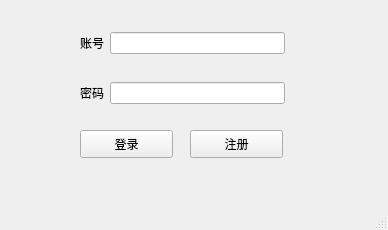
First picture: the form in login.ui, repository 2657083582/SmartAgriculture, before the edit.
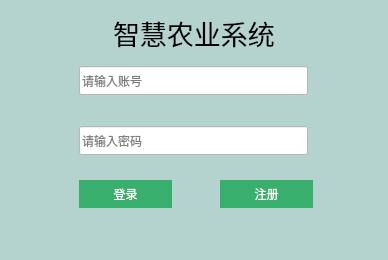
Second picture: the form after the edit. Icons and pictures are not drawn. Custom widgets are drawn as their Qt base class.

Patch:
```diff
--- a/login.ui
+++ b/login.ui
@@ -7,96 +7,188 @@
     <x>0</x>
     <y>0</y>
     <width>388</width>
-    <height>230</height>
+    <height>260</height>
    </rect>
   </property>
   <property name="windowTitle">
    <string>MainWindow</string>
   </property>
+  <property name="autoFillBackground">
+   <bool>false</bool>
+  </property>
+  <property name="styleSheet">
+   <string notr="true">background-color: rgb(180, 211, 206);</string>
+  </property>
   <widget class="QWidget" name="centralwidget">
-   <widget class="QPushButton" name="pushButton">
+   <widget class="QLabel" name="label_3">
     <property name="geometry">
      <rect>
-      <x>80</x>
-      <y>130</y>
-      <width>93</width>
-      <height>28</height>
+      <x>113</x>
+      <y>17</y>
+      <width>161</width>
+      <height>31</height>
      </rect>
     </property>
+    <property name="font">
+     <font>
+      <pointsize>20</pointsize>
+     </font>
+    </property>
     <property name="text">
-     <string>登录</string>
+     <string>智慧农业系统</string>
     </property>
    </widget>
-   <widget class="QPushButton" name="pushButton_2">
+   <widget class="Switch_label" name="label_regist">
     <property name="geometry">
      <rect>
-      <x>190</x>
-      <y>130</y>
+      <x>220</x>
+      <y>180</y>
       <width>93</width>
       <height>28</height>
      </rect>
     </property>
+    <property name="styleSheet">
+     <string notr="true">background-color: rgb(56, 175, 108);
+color: rgb(255, 255, 255);</string>
+    </property>
+    <property name="lineWidth">
+     <number>2</number>
+    </property>
     <property name="text">
      <string>注册</string>
     </property>
+    <property name="alignment">
+     <set>Qt::AlignCenter</set>
+    </property>
    </widget>
-   <widget class="QWidget" name="">
+   <widget class="Switch_label" name="label_login">
     <property name="geometry">
      <rect>
-      <x>80</x>
-      <y>30</y>
-      <width>205</width>
-      <height>26</height>
+      <x>79</x>
+      <y>180</y>
+      <width>93</width>
+      <height>28</height>
      </rect>
     </property>
-    <layout class="QHBoxLayout" name="horizontalLayout">
-     <item>
-      <widget class="QLabel" name="label">
-       <property name="text">
-        <string>账号</string>
-       </property>
-      </widget>
-     </item>
-     <item>
-      <widget class="QLineEdit" name="lineEdit"/>
-     </item>
-    </layout>
+    <property name="styleSheet">
+     <string notr="true">background-color: rgb(56, 175, 108);
+color: rgb(255, 255, 255);</string>
+    </property>
+    <property name="frameShape">
+     <enum>QFrame::NoFrame</enum>
+    </property>
+    <property name="frameShadow">
+     <enum>QFrame::Plain</enum>
+    </property>
+    <property name="lineWidth">
+     <number>2</number>
+    </property>
+    <property name="text">
+     <string>登录</string>
+    </property>
+    <property name="alignment">
+     <set>Qt::AlignCenter</set>
+    </property>
    </widget>
-   <widget class="QWidget" name="">
+   <widget class="QLineEdit" name="lineEdit_userName">
     <property name="geometry">
      <rect>
-      <x>80</x>
-      <y>80</y>
-      <width>205</width>
-      <height>26</height>
+      <x>79</x>
+      <y>66</y>
+      <width>229</width>
+      <height>29</height>
      </rect>
     </property>
-    <layout class="QHBoxLayout" name="horizontalLayout_2">
-     <item>
-      <widget class="QLabel" name="label_2">
-       <property name="text">
-        <string>密码</string>
-       </property>
-      </widget>
-     </item>
-     <item>
-      <widget class="QLineEdit" name="lineEdit_2"/>
-     </item>
-    </layout>
+    <property name="focusPolicy">
+     <enum>Qt::TabFocus</enum>
+    </property>
+    <property name="styleSheet">
+     <string notr="true">background-color: rgb(255, 255, 255);</string>
+    </property>
+    <property name="echoMode">
+     <enum>QLineEdit::Normal</enum>
+    </property>
+    <property name="placeholderText">
+     <string>请输入账号</string>
+    </property>
    </widget>
+   <widget class="QLineEdit" name="lineEdit_password">
+    <property name="geometry">
+     <rect>
+      <x>79</x>
+      <y>126</y>
+      <width>229</width>
+      <height>29</height>
+     </rect>
+    </property>
+    <property name="focusPolicy">
+     <enum>Qt::WheelFocus</enum>
+    </property>
+    <property name="styleSheet">
+     <string notr="true">background-color: rgb(255, 255, 255);</string>
+    </property>
+    <property name="echoMode">
+     <enum>QLineEdit::Password</enum>
+    </property>
+    <property name="placeholderText">
+     <string>请输入密码</string>
+    </property>
+   </widget>
+   <widget class="QLabel" name="label">
+    <property name="geometry">
+     <rect>
+      <x>280</x>
+      <y>71</y>
+      <width>26</width>
+      <height>18</height>
+     </rect>
+    </property>
+    <property name="styleSheet">
+     <string notr="true">image: url(:/账号.png);
+background-color: rgb(255, 255, 255);</string>
+    </property>
+    <property name="text">
+     <string/>
+    </property>
+   </widget>
+   <widget class="QLabel" name="label_2">
+    <property name="geometry">
+     <rect>
+      <x>280</x>
+      <y>131</y>
+      <width>26</width>
+      <height>18</height>
+     </rect>
+    </property>
+    <property name="styleSheet">
+     <string notr="true">image: url(:/密码.png);
+background-color: rgb(255, 255, 255);</string>
+    </property>
+    <property name="text">
+     <string/>
+    </property>
+   </widget>
+   <zorder>layoutWidget</zorder>
+   <zorder>layoutWidget</zorder>
+   <zorder>label_3</zorder>
+   <zorder>label</zorder>
+   <zorder>label_regist</zorder>
+   <zorder>label_login</zorder>
+   <zorder>label_2</zorder>
   </widget>
-  <widget class="QMenuBar" name="menubar">
-   <property name="geometry">
-    <rect>
-     <x>0</x>
-     <y>0</y>
-     <width>388</width>
-     <height>25</height>
-    </rect>
-   </property>
-  </widget>
-  <widget class="QStatusBar" name="statusbar"/>
  </widget>
+ <customwidgets>
+  <customwidget>
+   <class>Switch_label</class>
+   <extends>QLabel</extends>
+   <header location="global">switch_label.h</header>
+   <slots>
+    <signal>clicked()</signal>
+    <signal>hovered()</signal>
+    <signal>unhovered()</signal>
+   </slots>
+  </customwidget>
+ </customwidgets>
  <resources/>
  <connections/>
 </ui>
```
